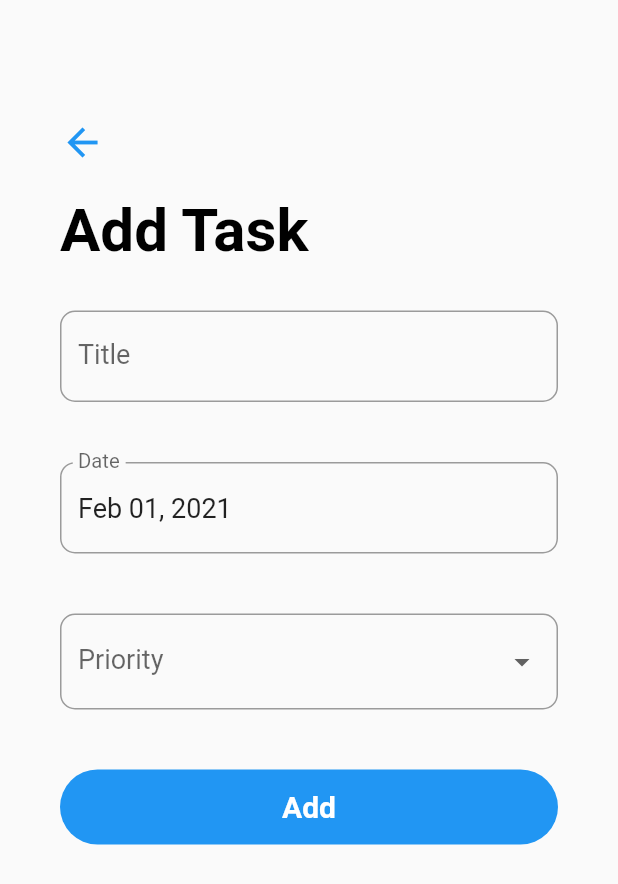
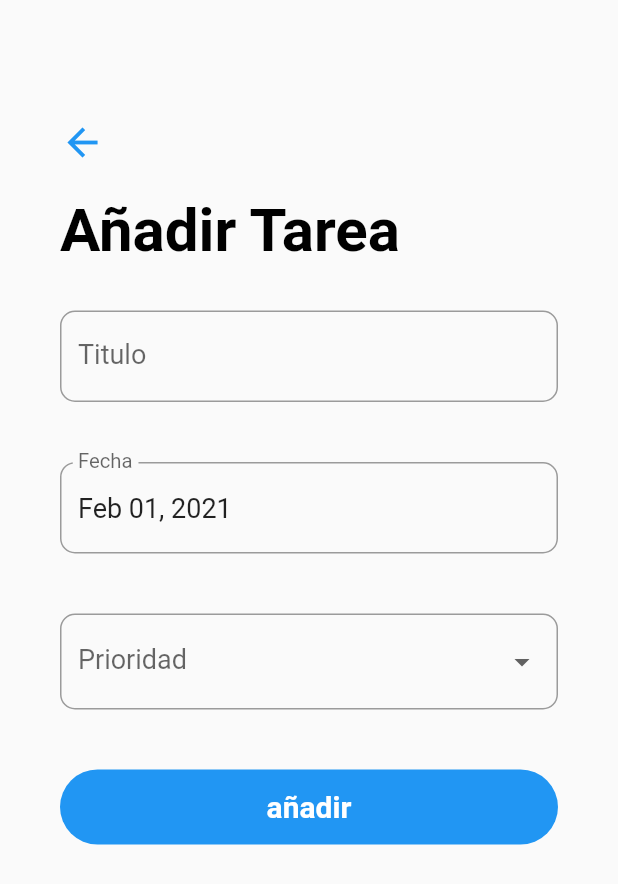
Before and after one commit to Savecoders/TodoList, a Flutter app: the screen it shows after launch, after a tap on the "add" icon, on a phone screen of 412 x 824 dp. Shown: the top 884 px of the screen. Run offline on Flutter 3.47's test engine with Material 2 defaults, Android fonts, the phone set to English and light mode, and no system bars; our stand-ins replace sqflite; accounts and stored records are empty.

Commit message:
Cambiando de idioma

```diff
--- a/lib/helpers/database_helper.dart
+++ b/lib/helpers/database_helper.dart
@@ -16,12 +16,6 @@ class DatabaseHelper {
   String colDate = 'date';
   String colPriority = 'priority';
   String colStatus = 'status';
-
-  // task tables
-  // Id | Title | Date | Priority | Status
-  //  0     ''     ''       ''        ''
-  //  2     ''     ''       ''        ''
-  //  3     ''     ''       ''        ''
 
   Future<Database> get db async {
     if (_db == null) {
--- a/lib/main.dart
+++ b/lib/main.dart
@@ -1,6 +1,6 @@
 import 'package:flutter/material.dart';
 import 'package:ejemplo1/screens/todo_list_screen.dart';
-
+import 'package:flutter_localizations/flutter_localizations.dart';
 void main() {
   runApp(MyApp());
 }
@@ -10,6 +10,13 @@ class MyApp extends StatelessWidget {
   @override
   Widget build(BuildContext context) {
     return MaterialApp(
+      localizationsDelegates: [
+      GlobalMaterialLocalizations.delegate,
+      GlobalWidgetsLocalizations.delegate,
+      ],
+      supportedLocales: [
+        const Locale('es'), // Español    // ... otras regiones que la app soporte
+      ],
       debugShowCheckedModeBanner: false,
       title: 'Todolist',
       theme: ThemeData(
--- a/lib/screens/add_task_screen.dart
+++ b/lib/screens/add_task_screen.dart
@@ -23,7 +23,7 @@ class _AddTaskSreenState extends State<AddTaskSreen> {
   TextEditingController _dateController = TextEditingController();
 
   final DateFormat _dateFormat = DateFormat('MMM dd, yyyy');
-  final List<String> _priorities = ['Low', 'Medium', 'High'];
+  final List<String> _priorities = ['Bajo', 'Medio', 'Alto'];
 
   _handleDatePicker() async {
     final DateTime date = await showDatePicker(
@@ -110,7 +110,7 @@ class _AddTaskSreenState extends State<AddTaskSreen> {
                 SizedBox(
                   height: 20,
                 ),
-                Text(widget.task == null ? 'Add Task' : 'Update Task',
+                Text(widget.task == null ? 'Añadir Tarea' : 'Actualizar Tarea',
                     style: TextStyle(
                         color: Colors.black,
                         fontSize: 40,
@@ -129,12 +129,12 @@ class _AddTaskSreenState extends State<AddTaskSreen> {
                         child: TextFormField(
                           style: TextStyle(fontSize: 18),
                           decoration: InputDecoration(
-                              labelText: 'Title',
+                              labelText: 'Titulo ',
                               labelStyle: TextStyle(fontSize: 18),
                               border: OutlineInputBorder(
                                   borderRadius: BorderRadius.circular(10))),
                           validator: (input) => input.trim().isEmpty
-                              ? "Please enter a task"
+                              ? "Por favor ingrese una tarea"
                               : null,
                           onSaved: (input) => _title = input,
                           initialValue: _title,
@@ -150,12 +150,12 @@ class _AddTaskSreenState extends State<AddTaskSreen> {
                           onTap: _handleDatePicker,
                           style: TextStyle(fontSize: 18),
                           decoration: InputDecoration(
-                              labelText: 'Date',
+                              labelText: 'Fecha',
                               labelStyle: TextStyle(fontSize: 18),
                               border: OutlineInputBorder(
                                   borderRadius: BorderRadius.circular(10))),
                           validator: (input) => input.trim().isEmpty
-                              ? "Please enter a task"
+                              ? "Ingrese la fecha"
                               : null,
                         ),
                       ),
@@ -176,12 +176,12 @@ class _AddTaskSreenState extends State<AddTaskSreen> {
                             }).toList(),
                             style: TextStyle(fontSize: 18),
                             decoration: InputDecoration(
-                                labelText: 'Priority',
+                                labelText: 'Prioridad',
                                 labelStyle: TextStyle(fontSize: 18),
                                 border: OutlineInputBorder(
                                     borderRadius: BorderRadius.circular(10))),
                             validator: (input) => _priority == null
-                                ? "Please Select a priority level"
+                                ? "Por favor Selecciona la Prioridad"
                                 : null,
                             onChanged: (value) {
                               setState(() {
@@ -199,7 +199,7 @@ class _AddTaskSreenState extends State<AddTaskSreen> {
                         child: FlatButton(
                           onPressed: _submit,
                           child: Text(
-                            widget.task == null ? "Add" : 'Update',
+                            widget.task == null ? "añadir" : 'Actualizar',
                             style: TextStyle(
                                 color: Colors.white,
                                 fontSize: 20,
@@ -219,14 +219,14 @@ class _AddTaskSreenState extends State<AddTaskSreen> {
                               child: FlatButton(
                                 onPressed: _delete,
                                 child: Text(
-                                  'Delete',
+                                  'Eliminar',
                                   style: TextStyle(
                                       color: Colors.white,
                                       fontSize: 20,
                                       fontWeight: FontWeight.bold),
                                 ),
                               ),
-                            )
+                          )
                     ],
                   ),
                 )
--- a/lib/screens/todo_list_screen.dart
+++ b/lib/screens/todo_list_screen.dart
@@ -12,7 +12,7 @@ class TodoListScreeen extends StatefulWidget {
 
 class _TodoListScreeenState extends State<TodoListScreeen> {
   Future<List<Task>> _taskList;
-  final DateFormat _dateFormat = DateFormat('MMM dd,yyyy');
+  final DateFormat _dateFormat = DateFormat.yMd('es');
 
   @override
   void initState() {
@@ -40,7 +40,8 @@ class _TodoListScreeenState extends State<TodoListScreeen> {
                       ? TextDecoration.none
                       : TextDecoration.lineThrough),
             ),
-            subtitle: Text('${_dateFormat.format(task.date)} ${task.priority}',
+            subtitle: Text(
+                '${_dateFormat.format(task.date)} | ${task.priority}',
                 style: TextStyle(
                     fontSize: 15,
                     decoration: task.status == 0
@@ -51,7 +52,6 @@ class _TodoListScreeenState extends State<TodoListScreeen> {
                   task.status = value ? 1 : 0;
                   DatabaseHelper.instance.updateTask(task);
                   _updateTaskList();
-                  print(value);
                 },
                 activeColor: Theme.of(context).primaryColor,
                 value: task.status == 1 ? true : false),
@@ -84,6 +84,7 @@ class _TodoListScreeenState extends State<TodoListScreeen> {
         },
         child: Icon(Icons.add),
       ),
+
       body: FutureBuilder(
           future: _taskList,
           builder: (context, snapshot) {
@@ -93,7 +94,7 @@ class _TodoListScreeenState extends State<TodoListScreeen> {
               );
             }
 
-            final int completedTaskCount = snapshot.data
+                final int completedTaskCount = snapshot.data
                 .where((Task task) => task.status == 1)
                 .toList()
                 .length;
@@ -109,7 +110,7 @@ class _TodoListScreeenState extends State<TodoListScreeen> {
                       crossAxisAlignment: CrossAxisAlignment.start,
                       children: [
                         Text(
-                          'My Task',
+                          'Mis Tareas',
                           style: TextStyle(
                               fontSize: 40,
                               color: Colors.black,
@@ -132,7 +133,8 @@ class _TodoListScreeenState extends State<TodoListScreeen> {
                 return _buildTask(snapshot.data[i - 1]);
               },
             );
-          }),
+          }
+      ),
     );
   }
 }
```
Also changed, not shown: pubspec.yaml (+4 -5 lines), pubspec.lock.
